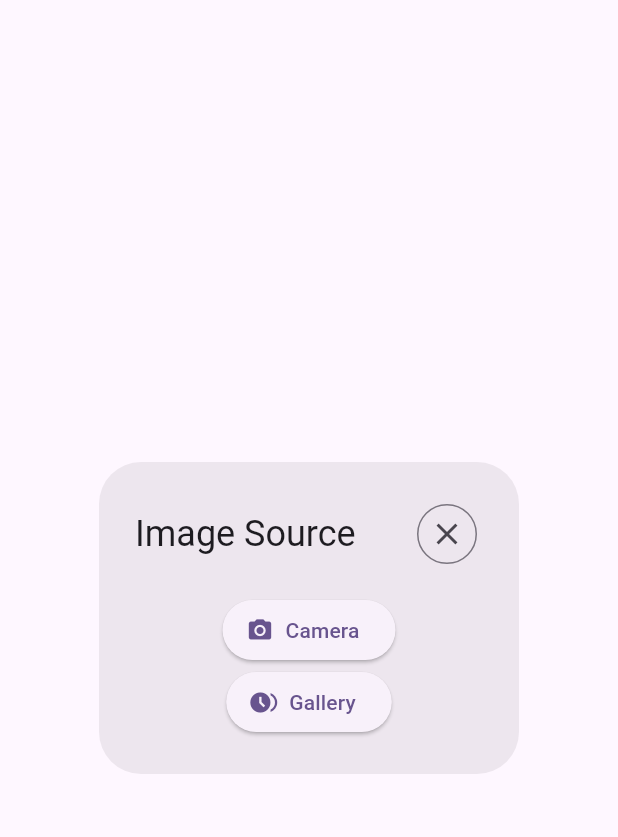
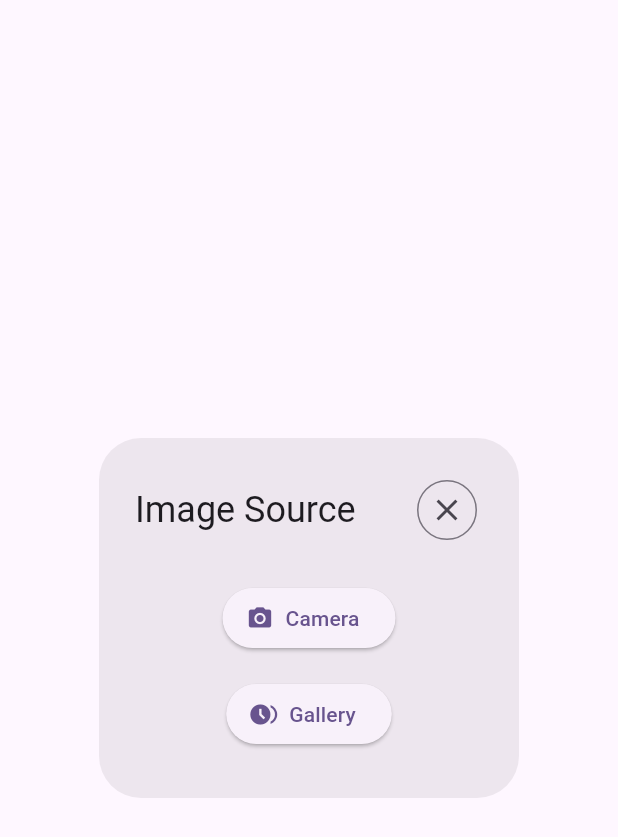
Before and after one commit to pheonixeye/proklinik_documents_collector, a Flutter app: the ImageSourceModal widget shown alone on an empty page, opened directly, on a phone screen of 412 x 824 dp. Shown: the top 837 px of the screen. Run offline on Flutter 3.47's test engine with Material 3 defaults, Android fonts, the phone set to English and light mode, and no system bars; our stand-ins replace cached_network_image, email_validator, image_picker, pocketbase; network calls fail.

```diff
--- a/lib/widgets/image_source_dialog.dart
+++ b/lib/widgets/image_source_dialog.dart
@@ -22,20 +22,26 @@ class ImageSourceModal extends StatelessWidget {
       content: Column(
         mainAxisSize: MainAxisSize.min,
         children: [
-          ElevatedButton.icon(
+          Padding(
+            padding: const EdgeInsets.all(8.0),
+            child: ElevatedButton.icon(
               onPressed: () {
                 Navigator.pop(context, ImageSource.camera);
               },
               icon: const Icon(Icons.camera_alt),
               label: const Text("Camera"),
             ),
-          ElevatedButton.icon(
+          ),
+          Padding(
+            padding: const EdgeInsets.all(8.0),
+            child: ElevatedButton.icon(
               onPressed: () {
                 Navigator.pop(context, ImageSource.gallery);
               },
               icon: const Icon(Icons.browse_gallery),
               label: const Text("Gallery"),
             ),
+          ),
         ],
       ),
     );
--- a/pubspec.yaml
+++ b/pubspec.yaml
@@ -17,6 +17,7 @@ dependencies:
   uuid: ^4.4.2
   image_picker: ^1.1.2
   email_validator: ^3.0.0
+  cached_network_image: ^3.3.1
 
 dev_dependencies:
   flutter_test:
```
Also changed, not shown: lib/pages/doctor_docs_page.dart (+22 -13 lines), lib/providers/px_documents.dart (+11 -0 lines), pubspec.lock. Lines whose indentation alone changed are shown as unchanged.
